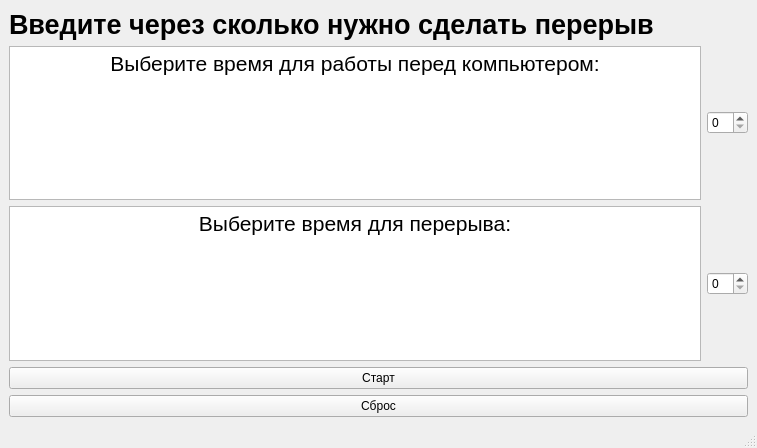
This is mainwindow.ui in F3lixxx/BreakTime as Qt 5 draws it before an edit. The edited form follows.
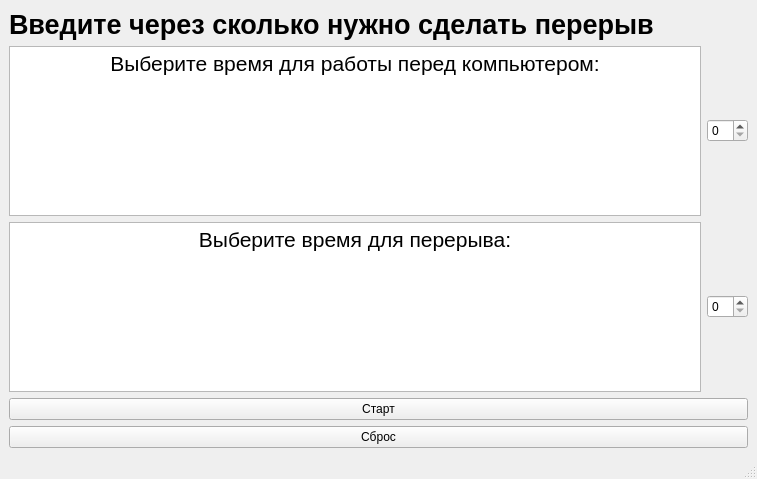
This is the edited form.

What changed in the file:
```diff
--- a/mainwindow.ui
+++ b/mainwindow.ui
@@ -7,7 +7,7 @@
     <x>0</x>
     <y>0</y>
     <width>757</width>
-    <height>448</height>
+    <height>479</height>
    </rect>
   </property>
   <property name="windowTitle">
```
